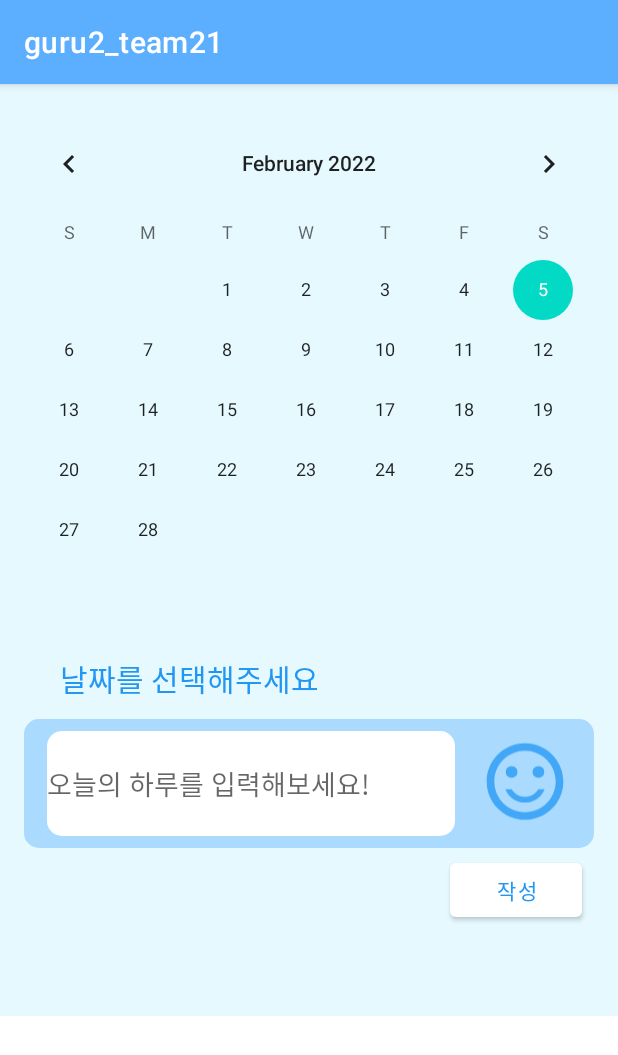
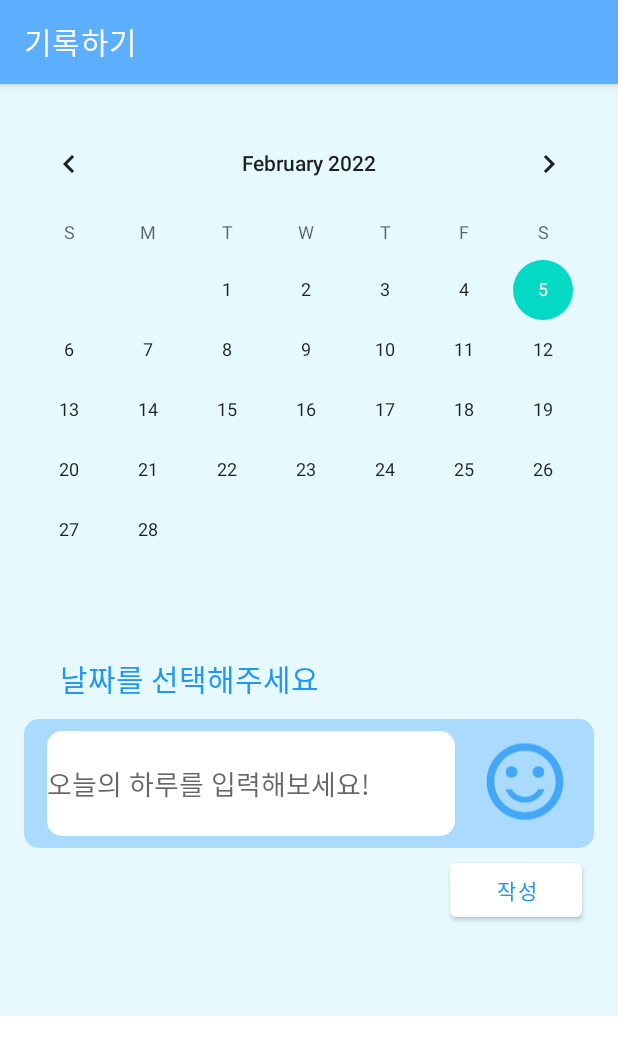
Before and after one commit to Hyobeen-Park/guru2_team21, an Android app: the RecordActivity screen opened directly, with no data from a screen before it, on a phone screen of 412 x 824 dp. Shown: the top 1055 px of the screen. Run offline under Robolectric (Android 15) with nearby library versions, the phone set to English and light mode, and no system bars.

Commit message:
제목추가

```diff
--- a/app/src/main/java/com/example/guru2_team21/RecordActivity.kt
+++ b/app/src/main/java/com/example/guru2_team21/RecordActivity.kt
@@ -34,6 +34,7 @@ class RecordActivity : AppCompatActivity() {
     override fun onCreate(savedInstanceState: Bundle?) {
         super.onCreate(savedInstanceState)
         setContentView(R.layout.activity_record)
+        setTitle("기록하기")
 
         Log.d(TAG, "onCreate()")
 
```
